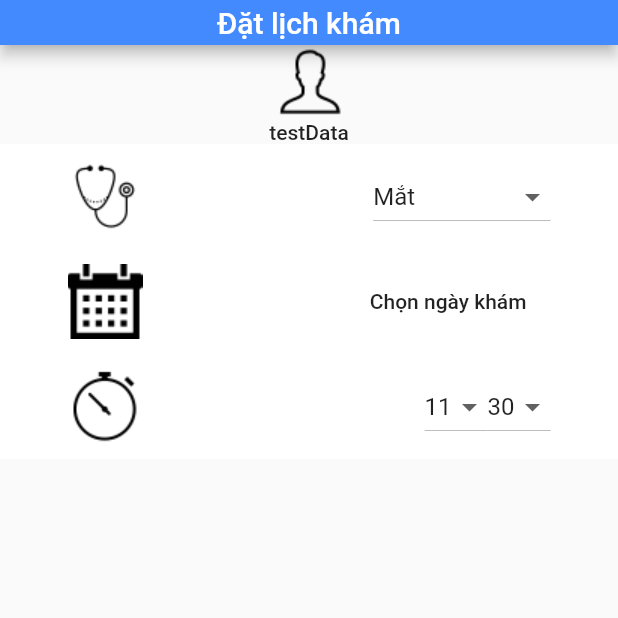
After one commit to lqnhat97/umc_stt_flutter, a Flutter app: the ProfileFragment screen opened directly, after a tap on "ĐẶT LỊCH KHÁM NGAY", on a phone screen of 412 x 824 dp, the top half of it. The commit adds this screen. Run offline on Flutter 3.47's test engine with Material 2 defaults, Android fonts, the phone set to English and light mode, and no system bars; our stand-ins replace expandable, flutter_calendar_carousel, flutter_local_notifications; missing offline and left inert: barcode_scan.

Commit message:
add Booking.dart

```diff
--- /dev/null
+++ b/lib/Booking/Booking.dart
@@ -0,0 +1,224 @@
+import 'package:flutter/cupertino.dart';
+import 'package:flutter/material.dart';
+import 'package:flutter_calendar_carousel/flutter_calendar_carousel.dart'
+    show CalendarCarousel;
+import 'package:intl/intl.dart';
+
+class Booking extends StatefulWidget {
+  @override
+  State<StatefulWidget> createState() {
+    return _BookingState();
+  }
+}
+
+class _BookingState extends State<StatefulWidget> {
+  String data = "testData";
+  String data2 = "testData";
+  var _clinic = ["Tai Mũi Họng", "Mắt", "Hô hấp"];
+  var _clinicCurrentSelected = "Mắt";
+  var _hour = [
+    "1",
+    "2",
+    "3",
+    "4",
+    "5",
+    "6",
+    "7",
+    "8",
+    "9",
+    "10",
+    "11",
+    "12",
+    "13",
+    "14",
+    "15",
+    "16",
+    "17",
+    "18",
+    "19",
+    "20",
+    "21",
+    "22",
+    "23",
+    "24"
+  ];
+  var _hourCurrentSelected = DateTime.now().hour + 1;
+  var _minute = [
+    "5",
+    "10",
+    "15",
+    "20",
+    "25",
+    "30",
+    "35",
+    "40",
+    "45",
+    "50",
+    "55",
+    "60"
+  ];
+  var _minuteCurrentSelected = (DateTime.now().minute % 5 == 0)
+      ? DateTime.now().minute
+      : DateTime.now().minute + (5 - DateTime.now().minute % 5);
+
+  DateTime _currentDate = DateTime.now();
+  String strCurrentDate = "Chọn ngày khám";
+
+  @override
+  Widget build(BuildContext context) {
+    return Scaffold(
+        appBar: PreferredSize(
+            child: AppBar(
+              title: Text("Đặt lịch khám"),
+              centerTitle: true,
+              automaticallyImplyLeading: false,
+              backgroundColor: Colors.blueAccent,
+            ),
+            preferredSize: Size.fromHeight(30.0)),
+        body: Column(
+          mainAxisAlignment: MainAxisAlignment.start,
+          children: <Widget>[
+            //Avatar và tên của bệnh nhân
+            Center(
+              child: Column(
+                mainAxisAlignment: MainAxisAlignment.center,
+                children: <Widget>[
+                  Image.asset('images/user_50.png', fit: BoxFit.cover),
+                  Text(
+                    data2,
+                    style: TextStyle(
+                        color: Colors.black87, fontWeight: FontWeight.w500),
+                  )
+                ],
+              ),
+            ),
+            Container(
+              color: Colors.white,
+              padding: EdgeInsets.symmetric(vertical: 10.0, horizontal: 45.0),
+              child: Column(
+                mainAxisAlignment: MainAxisAlignment.spaceBetween,
+                children: <Widget>[
+                  // Row chuyên khoa
+                  Row(
+                    crossAxisAlignment: CrossAxisAlignment.center,
+                    mainAxisAlignment: MainAxisAlignment.spaceBetween,
+                    children: <Widget>[
+                      Image.asset(
+                        'images/stethoscope_50.png',
+                        fit: BoxFit.contain,
+                      ),
+                      DropdownButton<String>(
+                        items: _clinic.map((String dropDownStringItem) {
+                          return DropdownMenuItem<String>(
+                            value: dropDownStringItem,
+                            child: Text(dropDownStringItem),
+                          );
+                        }).toList(),
+                        onChanged: (String newValueSelected) {
+                          setState(() {
+                            this._clinicCurrentSelected = newValueSelected;
+                          });
+                        },
+                        value: _clinicCurrentSelected,
+                      )
+                    ],
+                  ),
+                  SizedBox(
+                    height: 20,
+                  ),
+                  // Row lịch khám
+                  Row(
+                    crossAxisAlignment: CrossAxisAlignment.center,
+                    mainAxisAlignment: MainAxisAlignment.spaceBetween,
+                    children: <Widget>[
+                      Image.asset(
+                        'images/calendar_50.png',
+                        fit: BoxFit.contain,
+                      ),
+                      FlatButton(
+                        onPressed: () {
+                          showDialog(
+                              context: context,
+                              builder: (BuildContext context) =>
+                                  _builaCalendar(context));
+                        },
+                        child: Text(strCurrentDate),
+                      )
+                    ],
+                  ),
+                  SizedBox(
+                    height: 20,
+                  ),
+                  //Row giờ khám
+                  Row(
+                    crossAxisAlignment: CrossAxisAlignment.center,
+                    mainAxisAlignment: MainAxisAlignment.spaceBetween,
+                    children: <Widget>[
+                      Image.asset(
+                        'images/time_50.png',
+                        fit: BoxFit.contain,
+                      ),
+                      Row(
+                        children: <Widget>[
+                          DropdownButton<String>(
+                            items: _hour.map((String dropDownStringItem) {
+                              return DropdownMenuItem<String>(
+                                value: dropDownStringItem,
+                                child: Text(dropDownStringItem),
+                              );
+                            }).toList(),
+                            onChanged: (String newValueSelected) {
+                              setState(() {
+                                this._hourCurrentSelected =
+                                    int.parse(newValueSelected);
+                              });
+                            },
+                            value: _hourCurrentSelected.toString(),
+                          ),
+                          DropdownButton<String>(
+                            items: _minute.map((String dropDownStringItem) {
+                              return DropdownMenuItem<String>(
+                                value: dropDownStringItem,
+                                child: Text(dropDownStringItem),
+                              );
+                            }).toList(),
+                            onChanged: (String newValueSelected) {
+                              setState(() {
+                                this._minuteCurrentSelected =
+                                    int.parse(newValueSelected);
+                              });
+                            },
+                            value: _minuteCurrentSelected.toString(),
+                          )
+                        ],
+                      ),
+                    ],
+                  ),
+
+                ],
+              ),
+            )
+          ],
+        ));
+  }
+
+  Widget _builaCalendar(BuildContext context) {
+    return Material(
+        child: Container(
+            margin: EdgeInsets.symmetric(horizontal: 16.0),
+            child: CalendarCarousel(
+              onDayPressed: (DateTime date, List<dynamic> list) => {
+                    this.setState(() =>
+                        strCurrentDate = DateFormat('dd/MM/yyyy').format(date)),
+                    _currentDate = date,
+                    Navigator.of(context).pop(),
+                  },
+              thisMonthDayBorderColor: Colors.grey,
+              height: 420.0,
+              selectedDateTime: _currentDate,
+              daysHaveCircularBorder: true,
+
+              /// null for not rendering any border, true for circular border, false for rectangular border
+            )));
+  }
+}
--- a/lib/Home/Fragments/ProfileFragment.dart
+++ b/lib/Home/Fragments/ProfileFragment.dart
@@ -1,4 +1,5 @@
 import 'package:flutter/material.dart';
+import 'package:flutter_app/Booking/Booking.dart';
 
 class ProfileFragment extends StatefulWidget {
   @override
@@ -120,20 +121,26 @@ class _ProfileFragment extends State<ProfileFragment> {
               height: 10.0,
             ),
             RaisedButton(
-                onPressed: null,
+              onPressed: () {
+                Navigator.push(context,
+                    MaterialPageRoute(builder: (context) => Booking()));
+              },
               textColor: Colors.white,
               elevation: 5.0,
-                shape: new RoundedRectangleBorder(borderRadius: new BorderRadius.circular(10.0)),
-                padding:  EdgeInsets.all(0.0),
+              shape: new RoundedRectangleBorder(
+                  borderRadius: new BorderRadius.circular(10.0)),
+              padding: EdgeInsets.all(0.0),
               child: Container(
-
-                  padding:  EdgeInsets.symmetric(vertical: 15.0,horizontal: 15.0),
-                  decoration:  BoxDecoration(color: Colors.green,borderRadius: BorderRadius.circular(10.0)),
+                padding: EdgeInsets.symmetric(vertical: 15.0, horizontal: 15.0),
+                decoration: BoxDecoration(
+                    color: Colors.green,
+                    borderRadius: BorderRadius.circular(10.0)),
                 child: Text(
                   "ĐẶT LỊCH KHÁM NGAY",
                   style: TextStyle(color: Colors.white, fontSize: 20),
                 ),
-                )),
+              ),
+            ),
 
             //Image(image: )
           ],
--- a/lib/SearchedPatient/SearchedPatient.dart
+++ b/lib/SearchedPatient/SearchedPatient.dart
@@ -21,7 +21,7 @@ class _SearchedPatientState extends State<SearchedPatient> {
     String data1 = "testData1";
     String data2 = "testData2";
     String data3 = "testData3";
-    // TODO: implement build
+    // Xây dựng view thông tin của bệnh nhân
     return Scaffold(
       appBar: PreferredSize(
           child: AppBar(
@@ -72,6 +72,8 @@ class _SearchedPatientState extends State<SearchedPatient> {
                   )
                 ],
               ))),
+
+          //Xây dựng view Cân lâm sàng và lâm sàng của bệnh nhân khác
           /*ListView.builder(
               itemCount: clinicalData.length,
               itemBuilder: (BuildContext context, int index) {
--- a/pubspec.yaml
+++ b/pubspec.yaml
@@ -28,6 +28,7 @@ dependencies:
   json_serializable: ^2.1.1
   expandable: ^2.1.0+3
   flutter_local_notifications: ^0.6.1
+  flutter_calendar_carousel: ^1.3.16
 
 dev_dependencies:
   flutter_test:
@@ -49,7 +50,10 @@ flutter:
   assets:
     - images/barcode.png
     - images/umc_logo.jpg
-
+    - images/calendar_50.png
+    - images/user_50.png
+    - images/stethoscope_50.png
+    - images/time_50.png
   #  - images/a_dot_burr.jpeg
   #  - images/a_dot_ham.jpeg
 
```
Also changed, not shown: images/calendar_50.png (added), images/stethoscope_50.png (added), images/time_50.png (added), images/user_50.png (added), pubspec.lock. Lines whose indentation alone changed are shown as unchanged.
